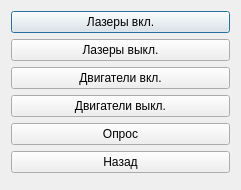
Old version of the form testkoagr.ui in the repository krang4d/Agrekola.
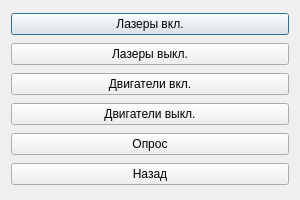
New version of the form.

Diff of the .ui file:
```diff
--- a/testkoagr.ui
+++ b/testkoagr.ui
@@ -6,8 +6,8 @@
    <rect>
     <x>0</x>
     <y>0</y>
-    <width>241</width>
-    <height>190</height>
+    <width>300</width>
+    <height>200</height>
    </rect>
   </property>
   <property name="windowTitle">
```
Left out of the diff: 2 changed lines with no effect on the pictures.
